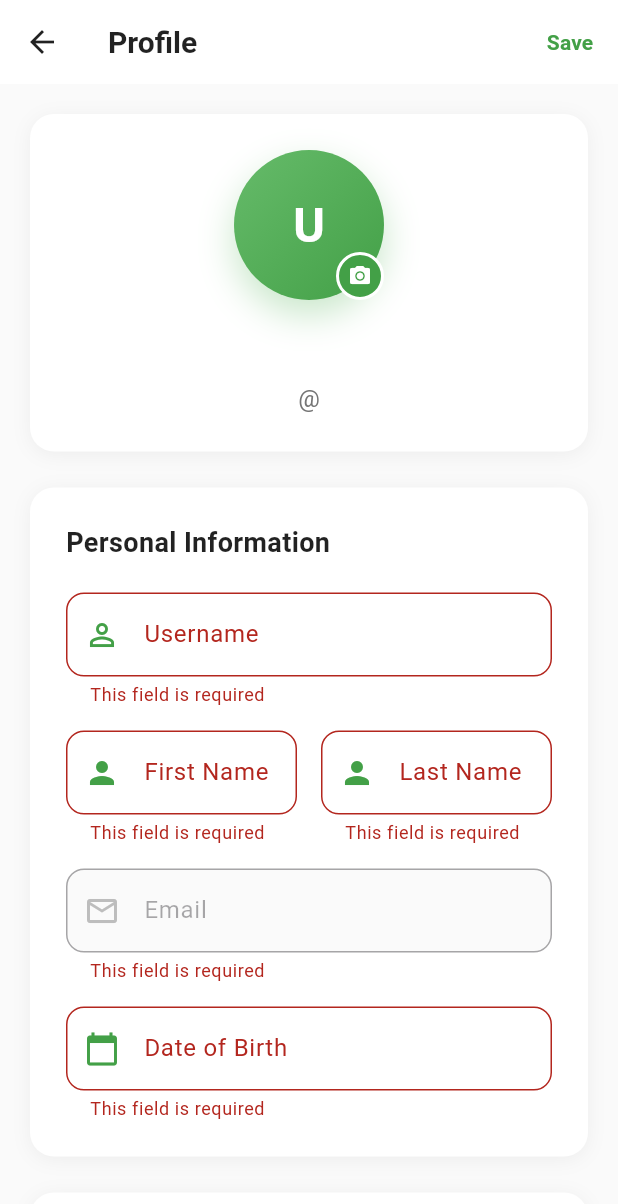
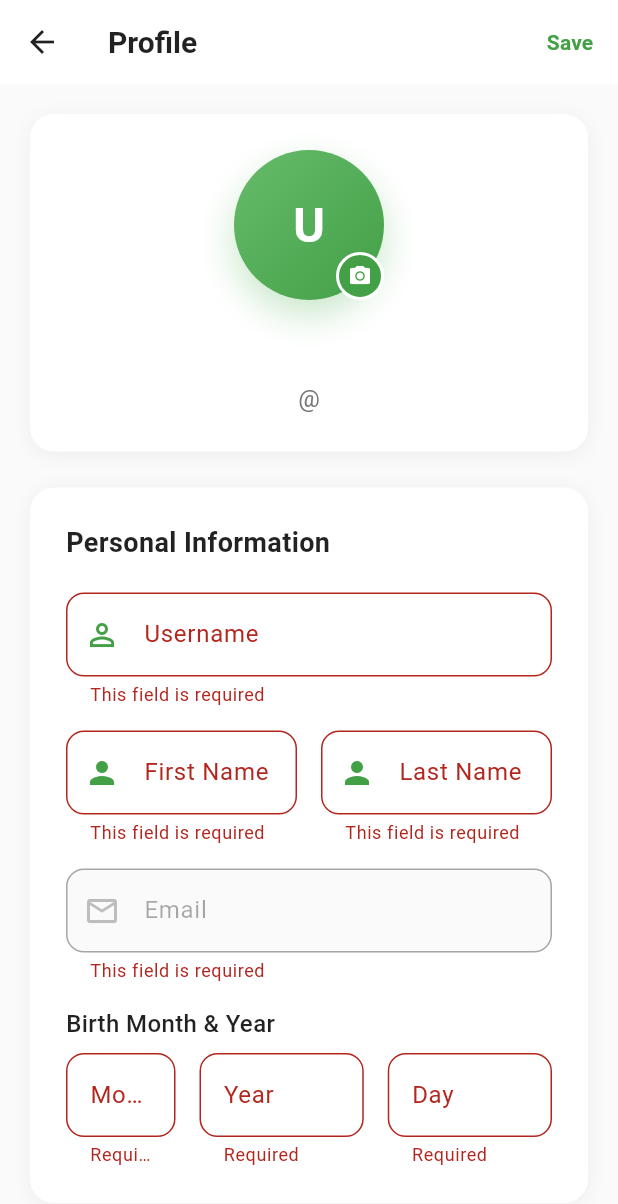
Before and after one commit to zahrawm/Medical-Chat-Bot, a Flutter app: the ProfileScreen screen opened directly, after a tap on the "edit" icon, after a tap on "Save", on a phone screen of 412 x 824 dp. Shown: the top 1204 px of the screen. Run offline on Flutter 3.47's test engine with Material 3 defaults, Android fonts, the phone set to English and light mode, and no system bars; our stand-ins replace flutter_markdown, shared_preferences; accounts and stored records are empty.

Commit message:
codes updated

```diff
--- a/medical_chat_bot/lib/screen/chat_message_screen.dart
+++ b/medical_chat_bot/lib/screen/chat_message_screen.dart
@@ -34,7 +34,7 @@ class _ChatScreenState extends State<ChatScreen> with TickerProviderStateMixin {
     super.initState();
     _thinkingAnimationController = AnimationController(
       vsync: this,
-      duration: Duration(milliseconds: 200),
+      duration: Duration(milliseconds:  50),
     )..repeat();
     _thinkingAnimation = Tween<double>(begin: 0.0, end: 1.0).animate(
       CurvedAnimation(
--- a/medical_chat_bot/lib/screen/profile_screen.dart
+++ b/medical_chat_bot/lib/screen/profile_screen.dart
@@ -13,7 +13,10 @@ class _ProfileScreenState extends State<ProfileScreen> {
   final _firstNameController = TextEditingController();
   final _lastNameController = TextEditingController();
   final _emailController = TextEditingController();
-  final _dobController = TextEditingController();
+  final _dobMonthController = TextEditingController();
+  final _dobYearController = TextEditingController();
+  final _dobDayController =
+      TextEditingController(); // Not used, but kept for potential future use
 
   bool _isEditing = false;
   bool _isLoading = false;
@@ -32,7 +35,50 @@ class _ProfileScreenState extends State<ProfileScreen> {
     _firstNameController.text = authProvider.user?.firstName ?? '';
     _lastNameController.text = authProvider.user?.lastName ?? '';
     _emailController.text = authProvider.user?.email ?? '';
-    _dobController.text = authProvider.user?.dob ?? '';
+
+    // Parse existing DOB if available
+    final dob = authProvider.user?.dob ?? '';
+    if (dob.isNotEmpty) {
+      _parseDOB(dob);
+    }
+  }
+
+  void _parseDOB(String dob) {
+    // Assuming DOB format is MM/YYYY or YYYY-MM
+    if (dob.contains('/')) {
+      final parts = dob.split('/');
+      if (parts.length >= 2) {
+        _dobMonthController.text = parts[0];
+        _dobYearController.text = parts.length == 3 ? parts[2] : parts[1];
+        _dobDayController.text = parts.length == 3 ? parts[1] : '';
+      }
+    } else if (dob.contains('-')) {
+      final parts = dob.split('-');
+      if (parts.length >= 2) {
+        if (parts[0].length == 4) {
+          // Format: YYYY-MM
+          _dobYearController.text = parts[0];
+          _dobMonthController.text = parts[1];
+          _dobDayController.text = parts[2];
+        } else {
+          // Format: MM-YYYY
+          _dobMonthController.text = parts[0];
+          _dobYearController.text = parts[1];
+          _dobDayController.text = parts[2];
+        }
+      }
+    }
+  }
+
+  String _formatDOB() {
+    final month = _dobMonthController.text.trim();
+    final year = _dobYearController.text.trim();
+    final day = _dobDayController.text.trim();
+
+    if (month.isNotEmpty && year.isNotEmpty) {
+      return '$month/$year';
+    }
+    return '';
   }
 
   @override
@@ -103,7 +149,10 @@ class _ProfileScreenState extends State<ProfileScreen> {
                         height: 100,
                         decoration: BoxDecoration(
                           gradient: LinearGradient(
-                            colors: [Colors.green.shade400, Colors.green.shade600],
+                            colors: [
+                              Colors.green.shade400,
+                              Colors.green.shade600,
+                            ],
                             begin: Alignment.topLeft,
                             end: Alignment.bottomRight,
                           ),
@@ -160,10 +209,7 @@ class _ProfileScreenState extends State<ProfileScreen> {
                   SizedBox(height: 4),
                   Text(
                     '@${_usernameController.text}',
-                    style: TextStyle(
-                      fontSize: 16,
-                      color: Colors.grey.shade600,
-                    ),
+                    style: TextStyle(fontSize: 16, color: Colors.grey.shade600),
                   ),
                 ],
               ),
@@ -242,12 +288,56 @@ class _ProfileScreenState extends State<ProfileScreen> {
                     ),
                     SizedBox(height: 16),
 
-                    // Date of Birth
-                    _buildProfileField(
-                      'Date of Birth',
-                      _dobController,
-                      Icons.calendar_today,
-                      enabled: _isEditing,
+                    // Date of Birth - Month and Year only
+                    Column(
+                      crossAxisAlignment: CrossAxisAlignment.start,
+                      children: [
+                        Text(
+                          'Birth Month & Year',
+                          style: TextStyle(
+                            fontSize: 16,
+                            fontWeight: FontWeight.w500,
+                            color: Colors.black87,
+                          ),
+                        ),
+                        SizedBox(height: 8),
+                        Row(
+                          children: [
+                            Expanded(
+                              flex: 2,
+                              child: _buildDOBField(
+                                'Month',
+                                _dobMonthController,
+                                '01-12',
+                                maxLength: 2,
+                                enabled: _isEditing,
+                              ),
+                            ),
+                            SizedBox(width: 16),
+                            Expanded(
+                              flex: 3,
+                              child: _buildDOBField(
+                                'Year',
+                                _dobYearController,
+                                'YYYY',
+                                maxLength: 4,
+                                enabled: _isEditing,
+                              ),
+                            ),
+                            SizedBox(width: 16),
+                            Expanded(
+                              flex: 3,
+                              child: _buildDOBField(
+                                'Day',
+                                _dobDayController,
+                                '',
+                                maxLength: 2,
+                                enabled: _isEditing,
+                              ),
+                            ),
+                          ],
+                        ),
+                      ],
                     ),
                   ],
                 ),
@@ -329,13 +419,10 @@ class _ProfileScreenState extends State<ProfileScreen> {
                 icon: Icon(Icons.logout, color: Colors.white),
                 label: Text(
                   'Logout',
-                  style: TextStyle(
-                    fontSize: 16,
-                    color: Colors.white,
-                  ),
+                  style: TextStyle(fontSize: 16, color: Colors.white),
                 ),
                 style: ElevatedButton.styleFrom(
-                  backgroundColor: Colors.orange.shade600,
+                  backgroundColor: Colors.green.shade600,
                   shape: RoundedRectangleBorder(
                     borderRadius: BorderRadius.circular(12),
                   ),
@@ -388,6 +475,66 @@ class _ProfileScreenState extends State<ProfileScreen> {
         if (value?.isEmpty ?? true) {
           return 'This field is required';
         }
+        return null;
+      },
+    );
+  }
+
+  Widget _buildDOBField(
+    String label,
+    TextEditingController controller,
+    String hint, {
+    int maxLength = 2,
+    bool enabled = true,
+  }) {
+    return TextFormField(
+      controller: controller,
+      enabled: enabled,
+      keyboardType: TextInputType.number,
+      maxLength: maxLength,
+      decoration: InputDecoration(
+        labelText: label,
+        hintText: hint,
+        counterText: '', // Remove character counter
+        border: OutlineInputBorder(
+          borderRadius: BorderRadius.circular(12),
+          borderSide: BorderSide(
+            color: enabled ? Colors.green.shade200 : Colors.grey.shade300,
+          ),
+        ),
+        enabledBorder: OutlineInputBorder(
+          borderRadius: BorderRadius.circular(12),
+          borderSide: BorderSide(color: Colors.green.shade200),
+        ),
+        focusedBorder: OutlineInputBorder(
+          borderRadius: BorderRadius.circular(12),
+          borderSide: BorderSide(color: Colors.green.shade600, width: 2),
+        ),
+        disabledBorder: OutlineInputBorder(
+          borderRadius: BorderRadius.circular(12),
+          borderSide: BorderSide(color: Colors.grey.shade300),
+        ),
+        fillColor: enabled ? null : Colors.grey.shade50,
+        filled: !enabled,
+        contentPadding: EdgeInsets.symmetric(horizontal: 12, vertical: 16),
+      ),
+      validator: (value) {
+        if (value?.isEmpty ?? true) {
+          return 'Required';
+        }
+
+        final intValue = int.tryParse(value!);
+        if (intValue == null) {
+          return 'Invalid';
+        }
+
+        if (label == 'Month' && (intValue < 1 || intValue > 12)) {
+          return '1-12';
+        } else if (label == 'Year' &&
+            (intValue < 1900 || intValue > DateTime.now().year)) {
+          return 'Invalid year';
+        }
+
         return null;
       },
     );
@@ -460,7 +607,8 @@ class _ProfileScreenState extends State<ProfileScreen> {
         username: _usernameController.text.trim(),
         firstName: _firstNameController.text.trim(),
         lastName: _lastNameController.text.trim(),
-        dob: _dobController.text.trim(),
+        dob:
+            _formatDOB(), // Format the DOB from separate fields (now just month/year)
       );
 
       if (success) {
@@ -497,7 +645,6 @@ class _ProfileScreenState extends State<ProfileScreen> {
   }
 
   void _changePassword() {
-
     showDialog(
       context: context,
       builder: (context) => AlertDialog(
@@ -628,7 +775,9 @@ class _ProfileScreenState extends State<ProfileScreen> {
     _firstNameController.dispose();
     _lastNameController.dispose();
     _emailController.dispose();
-    _dobController.dispose();
+    _dobMonthController.dispose();
+    _dobDayController.dispose();
+    _dobYearController.dispose();
     super.dispose();
   }
 }
```
